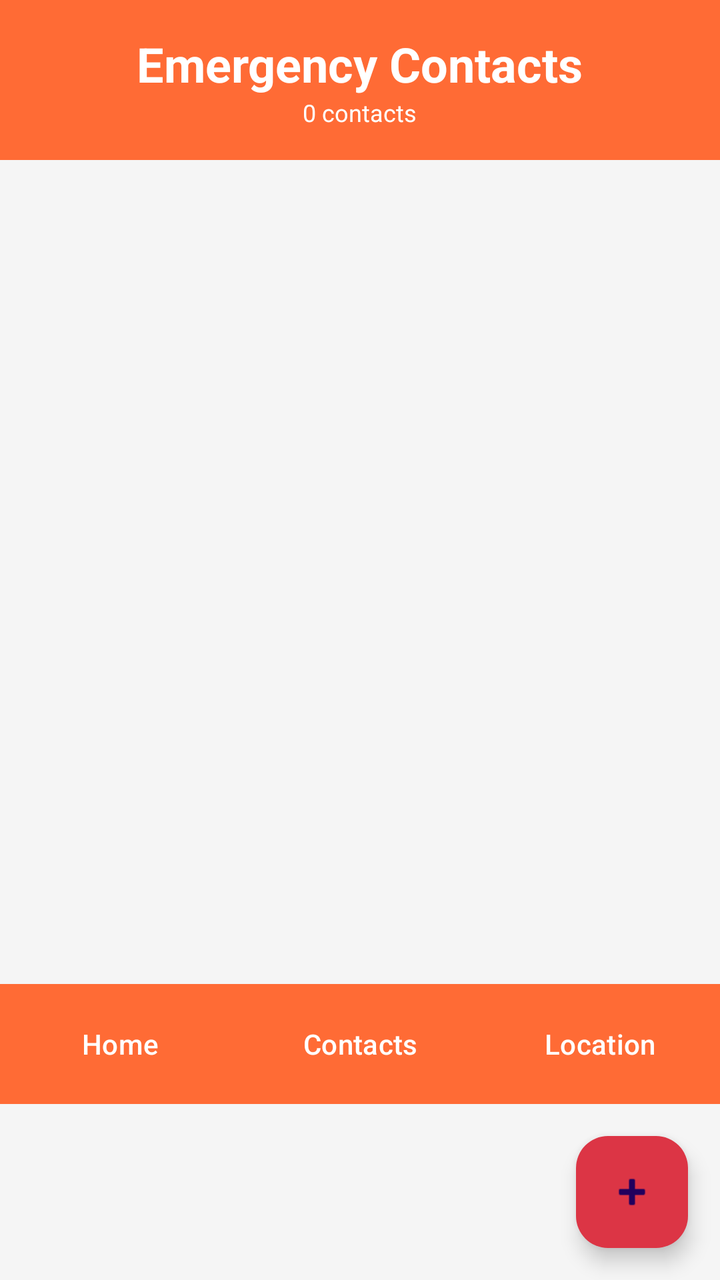
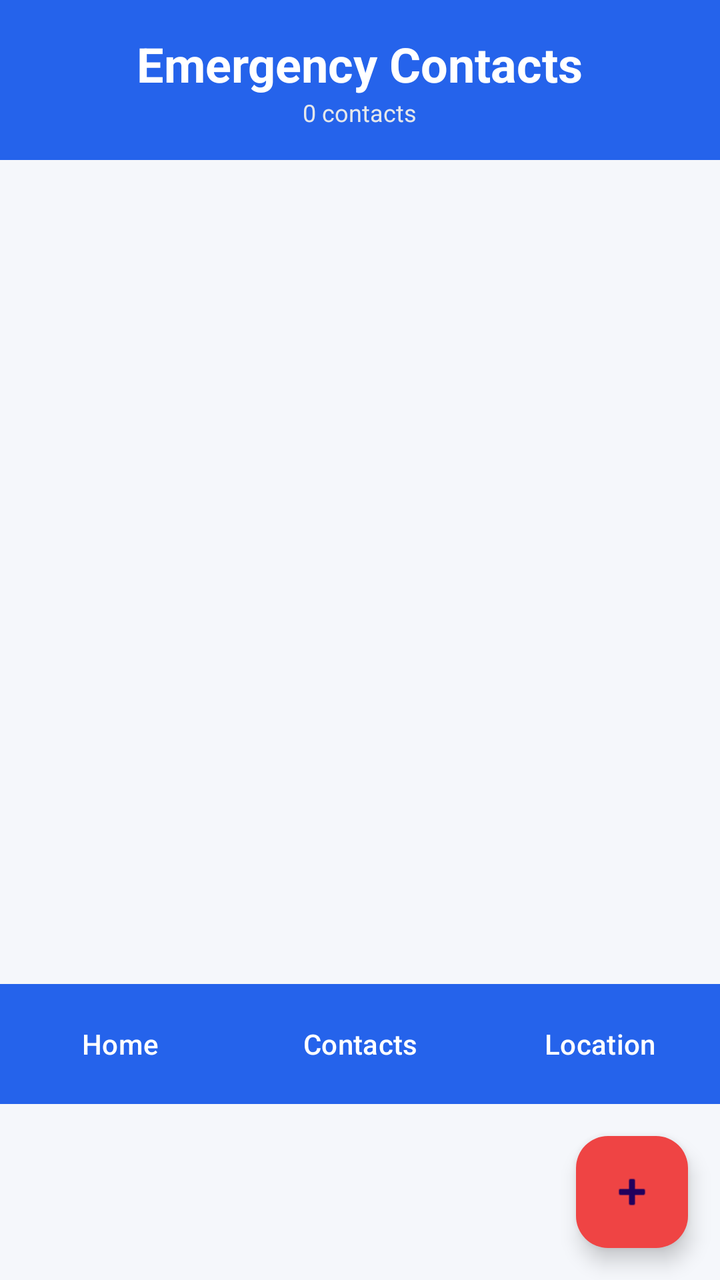

An Android layout rendered at two revisions. The XML below is the earlier revision; the diff shows what the commit changed to produce the second picture.
<!-- AndroidManifest.xml: application theme Theme.SmartHelpApp -->
<!-- res/layout/activity_contacts.xml -->
<?xml version="1.0" encoding="utf-8"?>
<LinearLayout xmlns:android="http://schemas.android.com/apk/res/android"
    android:layout_width="match_parent"
    android:layout_height="match_parent"
    android:orientation="vertical"
    android:background="@color/light_bg">

    
    <LinearLayout
        android:layout_width="match_parent"
        android:layout_height="80dp"
        android:background="@color/primary_color"
        android:gravity="center"
        android:orientation="vertical">

        <TextView
            android:layout_width="wrap_content"
            android:layout_height="wrap_content"
            android:text="Emergency Contacts"
            android:textSize="24sp"
            android:textStyle="bold"
            android:textColor="@android:color/white" />

        <TextView
            android:id="@+id/contactCountText"
            android:layout_width="wrap_content"
            android:layout_height="wrap_content"
            android:text="0 contacts"
            android:textSize="12sp"
            android:textColor="@android:color/white" />
    </LinearLayout>

    
    <androidx.recyclerview.widget.RecyclerView
        android:id="@+id/contactsRecyclerView"
        android:layout_width="match_parent"
        android:layout_height="0dp"
        android:layout_weight="1"
        android:padding="10dp" />

    
    <LinearLayout
        android:id="@+id/emptyStateLayout"
        android:layout_width="match_parent"
        android:layout_height="0dp"
        android:layout_weight="1"
        android:gravity="center"
        android:orientation="vertical"
        android:visibility="gone">

        <TextView
            android:layout_width="wrap_content"
            android:layout_height="wrap_content"
            android:text="No Contacts Added"
            android:textSize="18sp"
            android:textStyle="bold"
            android:textColor="@android:color/darker_gray" />

        <TextView
            android:layout_width="wrap_content"
            android:layout_height="wrap_content"
            android:text="Add emergency contacts to get started"
            android:textSize="14sp"
            android:textColor="@android:color/darker_gray"
            android:layout_marginTop="10dp" />
    </LinearLayout>

    
    <LinearLayout
        android:layout_width="match_parent"
        android:layout_height="60dp"
        android:background="@color/primary_color"
        android:gravity="center"
        android:orientation="horizontal">

        <Button
            android:id="@+id/homeBtn"
            android:layout_width="0dp"
            android:layout_height="match_parent"
            android:layout_weight="1"
            android:text="Home"
            android:textColor="@android:color/white"
            android:background="?attr/selectableItemBackground" />

        <Button
            android:id="@+id/contactsBtn"
            android:layout_width="0dp"
            android:layout_height="match_parent"
            android:layout_weight="1"
            android:text="Contacts"
            android:textColor="@android:color/white"
            android:background="?attr/selectableItemBackground" />

        <Button
            android:id="@+id/mapBtn"
            android:layout_width="0dp"
            android:layout_height="match_parent"
            android:layout_weight="1"
            android:text="Location"
            android:textColor="@android:color/white"
            android:background="?attr/selectableItemBackground" />
    </LinearLayout>

    
    <com.google.android.material.floatingactionbutton.FloatingActionButton
        android:id="@+id/addContactBtn"
        android:layout_width="wrap_content"
        android:layout_height="wrap_content"
        android:layout_gravity="bottom|end"
        android:layout_margin="16dp"
        android:backgroundTint="@color/danger_color"
        android:src="@android:drawable/ic_input_add" />

</LinearLayout>
<!-- resources referenced by this layout -->
<resources>
  <color name="danger_color">#DC3545</color>
  <color name="light_bg">#F5F5F5</color>
  <color name="primary_color">#FF6B35</color>
  <style name="Theme.SmartHelpApp" parent="Base.Theme.SmartHelpApp" />
  <style name="Base.Theme.SmartHelpApp" parent="Theme.Material3.DayNight.NoActionBar">
          
          
      </style>
</resources>

<!-- the commit's change to res/layout/activity_contacts.xml (unified diff, before → after) -->
@@ -3,13 +3,13 @@
     android:layout_width="match_parent"
     android:layout_height="match_parent"
     android:orientation="vertical"
-    android:background="@color/light_bg">
+    android:background="#F5F7FB">
 
     
     <LinearLayout
         android:layout_width="match_parent"
         android:layout_height="80dp"
-        android:background="@color/primary_color"
+        android:background="#2563EB"
         android:gravity="center"
         android:orientation="vertical">
 
@@ -19,7 +19,7 @@
             android:text="Emergency Contacts"
             android:textSize="24sp"
             android:textStyle="bold"
-            android:textColor="@android:color/white" />
+            android:textColor="#FFFFFF" />
 
         <TextView
             android:id="@+id/contactCountText"
@@ -27,7 +27,7 @@
             android:layout_height="wrap_content"
             android:text="0 contacts"
             android:textSize="12sp"
-            android:textColor="@android:color/white" />
+            android:textColor="#E5E7EB" />
     </LinearLayout>
 
     
@@ -54,14 +54,14 @@
             android:text="No Contacts Added"
             android:textSize="18sp"
             android:textStyle="bold"
-            android:textColor="@android:color/darker_gray" />
+            android:textColor="#1D4ED8" />
 
         <TextView
             android:layout_width="wrap_content"
             android:layout_height="wrap_content"
             android:text="Add emergency contacts to get started"
             android:textSize="14sp"
-            android:textColor="@android:color/darker_gray"
+            android:textColor="#2563EB"
             android:layout_marginTop="10dp" />
     </LinearLayout>
 
@@ -69,7 +69,7 @@
     <LinearLayout
         android:layout_width="match_parent"
         android:layout_height="60dp"
-        android:background="@color/primary_color"
+        android:background="#2563EB"
         android:gravity="center"
         android:orientation="horizontal">
 
@@ -79,7 +79,7 @@
             android:layout_height="match_parent"
             android:layout_weight="1"
             android:text="Home"
-            android:textColor="@android:color/white"
+            android:textColor="#FFFFFF"
             android:background="?attr/selectableItemBackground" />
 
         <Button
@@ -88,7 +88,7 @@
             android:layout_height="match_parent"
             android:layout_weight="1"
             android:text="Contacts"
-            android:textColor="@android:color/white"
+            android:textColor="#FFFFFF"
             android:background="?attr/selectableItemBackground" />
 
         <Button
@@ -97,7 +97,7 @@
             android:layout_height="match_parent"
             android:layout_weight="1"
             android:text="Location"
-            android:textColor="@android:color/white"
+            android:textColor="#FFFFFF"
             android:background="?attr/selectableItemBackground" />
     </LinearLayout>
 
@@ -108,7 +108,7 @@
         android:layout_height="wrap_content"
         android:layout_gravity="bottom|end"
         android:layout_margin="16dp"
-        android:backgroundTint="@color/danger_color"
+        android:backgroundTint="#EF4444"
         android:src="@android:drawable/ic_input_add" />
 
 </LinearLayout>
<!-- resource entries referenced after the edit -->
@@ -1,8 +1,5 @@
 <!-- resources referenced by this layout -->
 <resources>
-  <color name="danger_color">#DC3545</color>
-  <color name="light_bg">#F5F5F5</color>
-  <color name="primary_color">#FF6B35</color>
   <style name="Theme.SmartHelpApp" parent="Base.Theme.SmartHelpApp" />
   <style name="Base.Theme.SmartHelpApp" parent="Theme.Material3.DayNight.NoActionBar">
           
